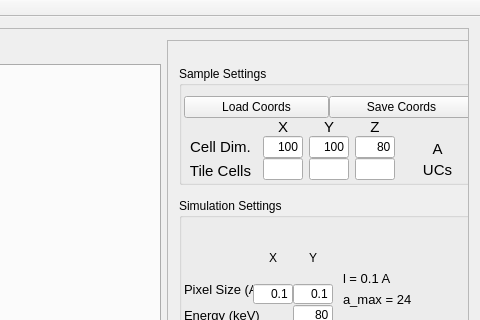
This is Qt/prismmainwindow.ui in prism-em/prismatic as Qt 5 draws it before an edit; both pictures show x 420 to 900 and y 0 to 320 of the 900 by 1218 pixel window. The edited form follows.
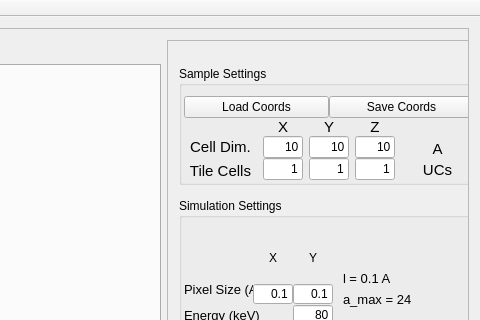
This is the edited form. Icons and pictures are not drawn.

Commit message: colormaps to diffmaps

```diff
--- a/Qt/prismmainwindow.ui
+++ b/Qt/prismmainwindow.ui
@@ -1427,7 +1427,7 @@
              <property name="geometry">
               <rect>
                <x>0</x>
-               <y>-34</y>
+               <y>0</y>
                <width>320</width>
                <height>1153</height>
               </rect>
@@ -1593,7 +1593,7 @@
                             <enum>Qt::LeftToRight</enum>
                            </property>
                            <property name="text">
-                            <string>100</string>
+                            <string>10</string>
                            </property>
                            <property name="alignment">
                             <set>Qt::AlignRight|Qt::AlignTrailing|Qt::AlignVCenter</set>
@@ -1611,6 +1611,9 @@
                              <height>16777215</height>
                             </size>
                            </property>
+                           <property name="text">
+                            <string>1</string>
+                           </property>
                            <property name="alignment">
                             <set>Qt::AlignRight|Qt::AlignTrailing|Qt::AlignVCenter</set>
                            </property>
@@ -1659,7 +1662,7 @@
                             </size>
                            </property>
                            <property name="text">
-                            <string>100</string>
+                            <string>10</string>
                            </property>
                            <property name="alignment">
                             <set>Qt::AlignRight|Qt::AlignTrailing|Qt::AlignVCenter</set>
@@ -1677,6 +1680,9 @@
                              <height>16777215</height>
                             </size>
                            </property>
+                           <property name="text">
+                            <string>1</string>
+                           </property>
                            <property name="alignment">
                             <set>Qt::AlignRight|Qt::AlignTrailing|Qt::AlignVCenter</set>
                            </property>
@@ -1725,7 +1731,7 @@
                             </size>
                            </property>
                            <property name="text">
-                            <string>80</string>
+                            <string>10</string>
                            </property>
                            <property name="alignment">
                             <set>Qt::AlignRight|Qt::AlignTrailing|Qt::AlignVCenter</set>
@@ -1743,6 +1749,9 @@
                              <height>16777215</height>
                             </size>
                            </property>
+                           <property name="text">
+                            <string>1</string>
+                           </property>
                            <property name="alignment">
                             <set>Qt::AlignRight|Qt::AlignTrailing|Qt::AlignVCenter</set>
                            </property>
```
Left out of the diff: 1 changed line with no effect on the pictures. The commit also changes 2 other files.
